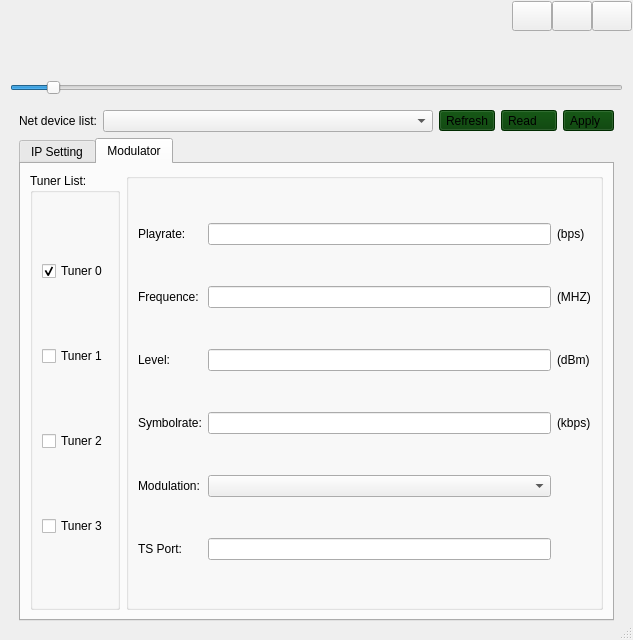
Above: tbsui.ui from MauricePong/TBSNetDVBSetting before the change. Below: the same form after it.
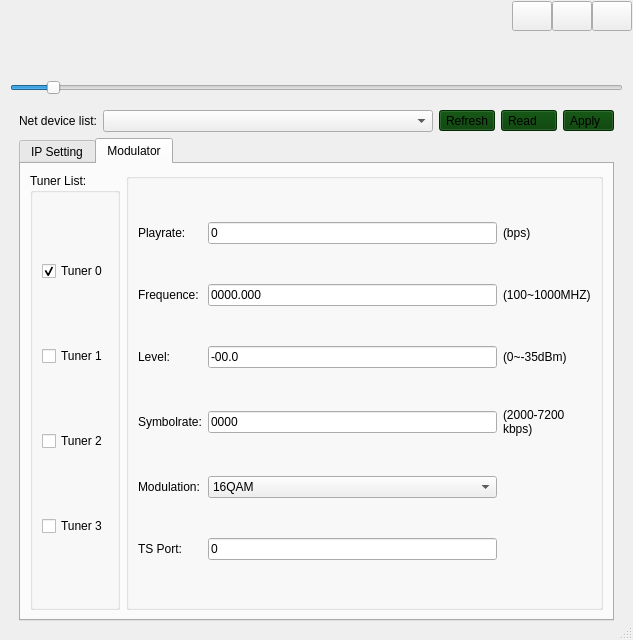
That is the form after the change. The open tabs and pages were chosen to show the change.

```diff
--- a/tbsui.ui
+++ b/tbsui.ui
@@ -299,6 +299,9 @@
                    <property name="accessibleDescription">
                     <string/>
                    </property>
+                   <property name="inputMask">
+                    <string>000.000.000.000</string>
+                   </property>
                    <property name="placeholderText">
                     <string>192.168.1.188</string>
                    </property>
@@ -320,13 +323,16 @@
                  </item>
                  <item row="2" column="1">
                   <widget class="QLineEdit" name="lin_Lport">
-                   <property name="placeholderText">
-                    <string>5442</string>
+                   <property name="inputMask">
+                    <string>00000</string>
                    </property>
                   </widget>
                  </item>
                  <item row="4" column="1">
                   <widget class="QLineEdit" name="lin_Gateway">
+                   <property name="inputMask">
+                    <string>000.000.000.000</string>
+                   </property>
                    <property name="placeholderText">
                     <string>192.168.1.1</string>
                    </property>
@@ -334,6 +340,9 @@
                  </item>
                  <item row="3" column="1">
                   <widget class="QLineEdit" name="Lin_Netmask">
+                   <property name="inputMask">
+                    <string>000.000.000.000</string>
+                   </property>
                    <property name="placeholderText">
                     <string>255.255.255.0</string>
                    </property>
@@ -427,7 +436,7 @@
                     </sizepolicy>
                    </property>
                    <property name="text">
-                    <string>(dBm)</string>
+                    <string>(0~-35dBm)</string>
                    </property>
                   </widget>
                  </item>
@@ -453,12 +462,15 @@
                     </sizepolicy>
                    </property>
                    <property name="text">
-                    <string>(MHZ)</string>
+                    <string>(100~1000MHZ)</string>
                    </property>
                   </widget>
                  </item>
                  <item row="1" column="1">
                   <widget class="QLineEdit" name="lin_Pla">
+                   <property name="text">
+                    <string>0</string>
+                   </property>
                    <property name="readOnly">
                     <bool>true</bool>
                    </property>
@@ -467,13 +479,8 @@
                  <item row="5" column="1">
                   <widget class="QComboBox" name="com_Modulation">
                    <property name="currentIndex">
-                    <number>-1</number>
+                    <number>0</number>
                    </property>
-                   <item>
-                    <property name="text">
-                     <string>.</string>
-                    </property>
-                   </item>
                    <item>
                     <property name="text">
                      <string>16QAM</string>
@@ -515,10 +522,45 @@
                   </widget>
                  </item>
                  <item row="3" column="1">
-                  <widget class="QLineEdit" name="lin_Lev"/>
+                  <widget class="QLineEdit" name="lin_Lev">
+                   <property name="inputMask">
+                    <string>-00.0</string>
+                   </property>
+                   <property name="text">
+                    <string>-00.0</string>
+                   </property>
+                   <property name="placeholderText">
+                    <string>-00.0</string>
+                   </property>
+                   <property name="clearButtonEnabled">
+                    <bool>false</bool>
+                   </property>
+                  </widget>
                  </item>
                  <item row="2" column="1">
-                  <widget class="QLineEdit" name="lin_Fre"/>
+                  <widget class="QLineEdit" name="lin_Fre">
+                   <property name="accessibleName">
+                    <string/>
+                   </property>
+                   <property name="inputMask">
+                    <string>0000.000</string>
+                   </property>
+                   <property name="text">
+                    <string>0000.000</string>
+                   </property>
+                   <property name="echoMode">
+                    <enum>QLineEdit::Normal</enum>
+                   </property>
+                   <property name="cursorPosition">
+                    <number>0</number>
+                   </property>
+                   <property name="dragEnabled">
+                    <bool>false</bool>
+                   </property>
+                   <property name="placeholderText">
+                    <string>0000.000</string>
+                   </property>
+                  </widget>
                  </item>
                  <item row="1" column="0">
                   <widget class="QLabel" name="label_7">
@@ -560,7 +602,14 @@
                   </widget>
                  </item>
                  <item row="4" column="1">
-                  <widget class="QLineEdit" name="lin_Sym"/>
+                  <widget class="QLineEdit" name="lin_Sym">
+                   <property name="inputMask">
+                    <string extracomment="2000">0000</string>
+                   </property>
+                   <property name="text">
+                    <string>0000</string>
+                   </property>
+                  </widget>
                  </item>
                  <item row="1" column="2">
                   <widget class="QLabel" name="label_11">
@@ -584,12 +633,20 @@
                     </sizepolicy>
                    </property>
                    <property name="text">
-                    <string>(kbps)</string>
+                    <string>(2000-7200
+kbps)</string>
                    </property>
                   </widget>
                  </item>
                  <item row="6" column="1">
-                  <widget class="QLineEdit" name="lin_TSPort"/>
+                  <widget class="QLineEdit" name="lin_TSPort">
+                   <property name="inputMask">
+                    <string>00000</string>
+                   </property>
+                   <property name="text">
+                    <string>0</string>
+                   </property>
+                  </widget>
                  </item>
                  <item row="6" column="0">
                   <widget class="QLabel" name="label_15">
```
